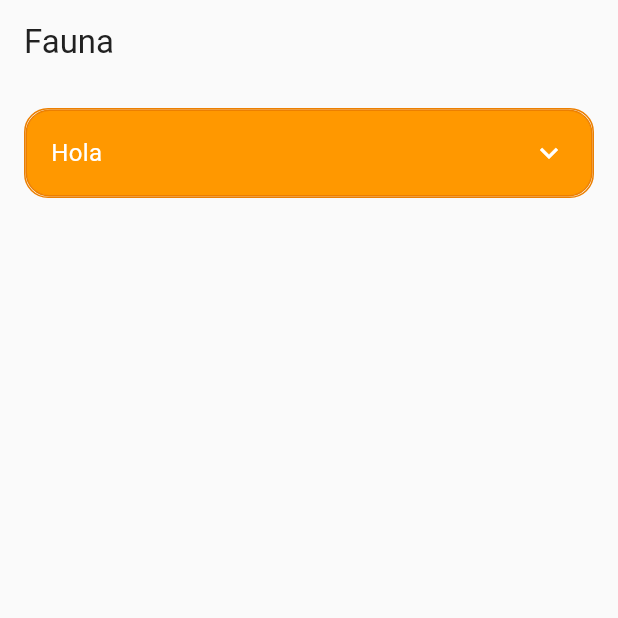
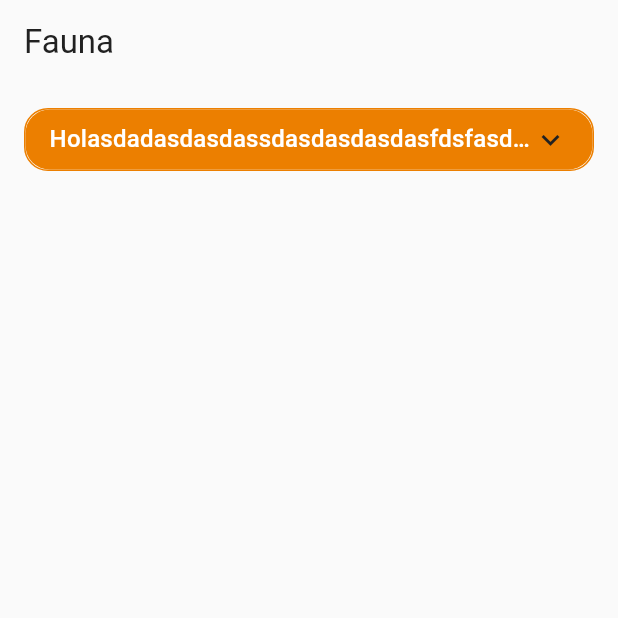
Before and after one commit to jmartinez888/species-app-flutter, a Flutter app: the screen it shows after launch, on a phone screen of 412 x 824 dp, the top half of it. Run offline on Flutter 3.47's test engine with Material 2 defaults, Android fonts, the light colour scheme and no system bars.

Commit message:
CustomExpansionCard modificado a CustomExpansionTile

```diff
--- a/lib/src/presentation/global/widgets/cards/custom_expansion_card.dart
+++ /dev/null
@@ -1,83 +0,0 @@
-import 'package:flutter/material.dart';
-
-class CustomExpansionCard extends StatefulWidget {
-  final String title;
-  final List<Widget> children;
-
-  const CustomExpansionCard({
-    super.key,
-    required this.title,
-    required this.children,
-  });
-
-  @override
-  // ignore: library_private_types_in_public_api
-  _CustomExpansionCardState createState() => _CustomExpansionCardState();
-}
-
-class _CustomExpansionCardState extends State<CustomExpansionCard> {
-  bool isExpanded = false;
-
-  @override
-  Widget build(BuildContext context) {
-    return Padding(
-      padding: const EdgeInsets.all(16.0),
-      child: Container(
-        decoration: BoxDecoration(
-            borderRadius: BorderRadius.circular(16),
-            border: Border.all(
-                color: Theme.of(context).colorScheme.secondary, width: 1.0)),
-        child: Column(
-          children: [
-            GestureDetector(
-              onTap: () {
-                setState(() {
-                  isExpanded = !isExpanded;
-                });
-              },
-              child: Container(
-                decoration: BoxDecoration(
-                    color: Colors.orange,
-                    borderRadius: BorderRadius.circular(16),
-                    border: Border.all(
-                        color: Theme.of(context).colorScheme.secondary,
-                        width: 1.0)),
-                padding: const EdgeInsets.all(16),
-                child: Row(
-                  children: [
-                    Expanded(
-                      child: Align(
-                        alignment: Alignment.centerLeft,
-                        child: Text(
-                          widget.title.toString(),
-                          style: const TextStyle(
-                            color: Colors.white,
-                            fontSize: 16,
-                          ),
-                        ),
-                      ),
-                    ),
-                    Icon(
-                      isExpanded ? Icons.expand_less : Icons.expand_more,
-                      color: Colors.white,
-                    ),
-                  ],
-                ),
-              ),
-            ),
-            if (isExpanded)
-              Padding(
-                padding: const EdgeInsets.symmetric(horizontal: 16),
-                child: Container(
-                  color: Colors.white,
-                  child: Column(
-                    children: widget.children,
-                  ),
-                ),
-              ),
-          ],
-        ),
-      ),
-    );
-  }
-}
--- /dev/null
+++ b/lib/src/presentation/global/widgets/cards/custom_expansion_tile.dart
@@ -0,0 +1,110 @@
+import 'package:flutter/material.dart';
+
+class CustomExpansionTile extends StatefulWidget {
+  final String? title;
+  final Widget? child;
+  final Color? color;
+  const CustomExpansionTile(
+      {super.key, this.title, required this.child, this.color});
+
+  @override
+  State<CustomExpansionTile> createState() => _CustomExpansionTileState();
+}
+
+class _CustomExpansionTileState extends State<CustomExpansionTile>
+    with SingleTickerProviderStateMixin {
+  late AnimationController _controller;
+  late Animation<double> _iconTurns;
+  late CurvedAnimation _easeInAnimation;
+  bool _isExpanded = false;
+
+  @override
+  void initState() {
+    super.initState();
+    _controller = AnimationController(
+        duration: const Duration(milliseconds: 300), vsync: this);
+    _easeInAnimation =
+        CurvedAnimation(parent: _controller, curve: Curves.easeIn);
+    _iconTurns = Tween<double>(begin: 0.0, end: 0.5).animate(_easeInAnimation);
+  }
+
+  @override
+  void dispose() {
+    _controller.dispose();
+    super.dispose();
+  }
+
+  void _toggleExpansion() {
+    setState(() {
+      _isExpanded = !_isExpanded;
+      if (_isExpanded) {
+        _controller.forward();
+      } else {
+        _controller.reverse();
+      }
+    });
+  }
+
+  @override
+  Widget build(BuildContext context) {
+    final bool closed = !_isExpanded && _controller.isDismissed;
+    return AnimatedBuilder(
+        animation: _controller.view,
+        builder: (context, child) {
+          return Padding(
+            padding: const EdgeInsets.all(16.0),
+            child: Container(
+              decoration: BoxDecoration(
+                  borderRadius: BorderRadius.circular(16),
+                  border: Border.all(
+                      color: Theme.of(context).colorScheme.secondary,
+                      width: 1.0)),
+              child: Column(
+                mainAxisSize: MainAxisSize.min,
+                children: <Widget>[
+                  Material(
+                    borderRadius: BorderRadius.circular(16),
+                    color: widget.color,
+                    child: InkWell(
+                        borderRadius: BorderRadius.circular(16),
+                        onTap: _toggleExpansion,
+                        child: Padding(
+                          padding: const EdgeInsets.symmetric(
+                              horizontal: 16.0, vertical: 8.0),
+                          child: Row(
+                            mainAxisAlignment: MainAxisAlignment.spaceBetween,
+                            children: [
+                              Expanded(
+                                child: Text(widget.title ?? '',
+                                    overflow: TextOverflow.ellipsis,
+                                    maxLines: 1,
+                                    style: Theme.of(context)
+                                        .textTheme
+                                        .titleMedium
+                                        ?.copyWith(
+                                            color: Theme.of(context)
+                                                .colorScheme
+                                                .onPrimary)),
+                              ),
+                              RotationTransition(
+                                turns: _iconTurns,
+                                child: const Icon(Icons.expand_more),
+                              )
+                            ],
+                          ),
+                        )),
+                  ),
+                  ClipRect(
+                    child: Align(
+                      heightFactor: _easeInAnimation.value,
+                      child: child,
+                    ),
+                  ),
+                ],
+              ),
+            ),
+          );
+        },
+        child: closed ? null : widget.child);
+  }
+}
--- a/lib/src/presentation/views/flora/pages/fauna_page.dart
+++ b/lib/src/presentation/views/flora/pages/fauna_page.dart
@@ -1,5 +1,6 @@
 import 'package:flutter/material.dart';
-import 'package:species/src/presentation/global/widgets/cards/custom_expansion_card.dart';
+
+import '../../../global/widgets/cards/custom_expansion_tile.dart';
 
 class FaunaPage extends StatelessWidget {
   const FaunaPage({super.key});
@@ -12,24 +13,23 @@ class FaunaPage extends StatelessWidget {
         ),
         body: Column(
           children: [
-            CustomExpansionCard(title: "Hola", children: [
-              ListTile(
-                title: const Text("Reino"),
-                subtitle: const Text(
-                  "Animal",
-                  textDirection: TextDirection.rtl,
+            CustomExpansionTile(
+              title:
+                  'Holasdadasdasdassdasdasdasdasfdsfasdfsdfasdfsadgdsgsdgsagsdgsdgsd',
+              color: Theme.of(context).colorScheme.secondary,
+              child: ListView.separated(
+                shrinkWrap: true,
+                itemBuilder: (BuildContext context, int index) =>
+                    const ListTile(
+                  title: Text('data'),
                 ),
-                onTap: () {},
+                separatorBuilder: (BuildContext context, int index) =>
+                    const Divider(
+                  color: Colors.grey,
+                ),
+                itemCount: 5,
               ),
-              ListTile(
-                title: const Text("Reino"),
-                subtitle: const Text(
-                  "Animal",
-                  textDirection: TextDirection.rtl,
-                ),
-                onTap: () {},
-              )
-            ])
+            ),
           ],
         ));
   }
```
